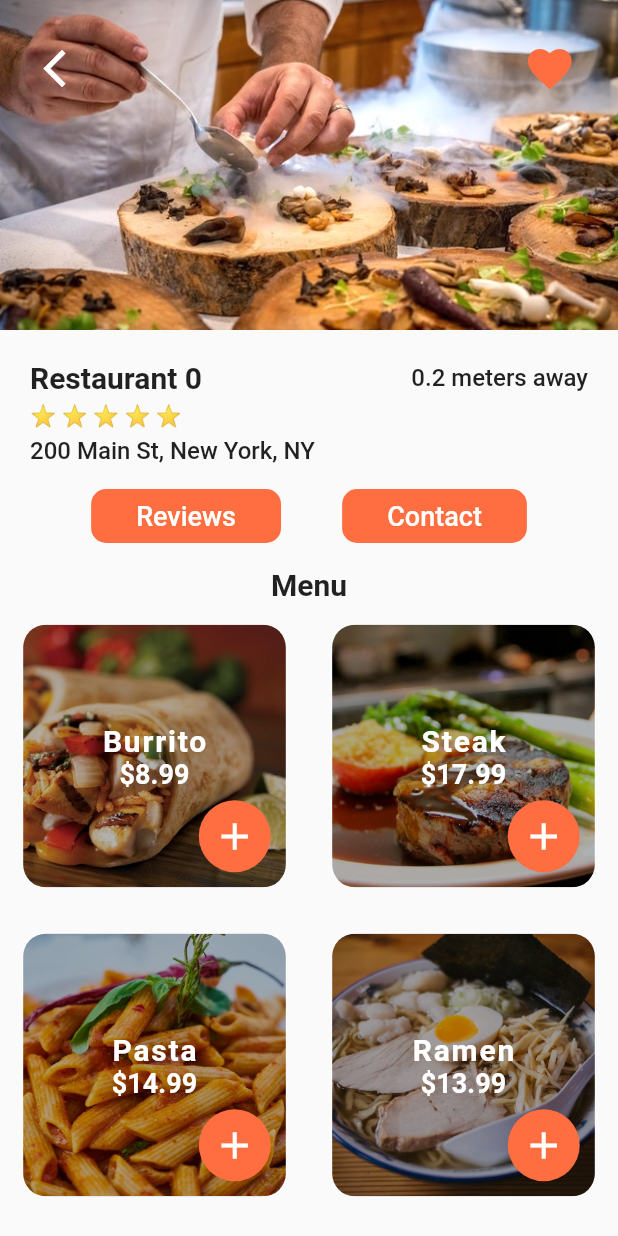
After one commit to AbdelrahmanAshraf98/food_delivery_ui, a Flutter app: the screen it shows after launch, after a tap on "Restaurant 0", on a phone screen of 412 x 824 dp. The commit adds this screen. Run offline on Flutter 3.47's test engine with Material 2 defaults, Android fonts, the phone set to English and light mode, and no system bars.

Commit message:
Adding restaurant screen

```diff
--- a/lib/screens/home_screen.dart
+++ b/lib/screens/home_screen.dart
@@ -62,7 +62,7 @@ class _HomeScreenState extends State<HomeScreen> {
               ),
             ),
             RecentOrders(),
-            NearbyRestaurants(),
+            NearbyRestaurants(context),
           ],
         ));
   }
--- /dev/null
+++ b/lib/screens/restaurant_screen.dart
@@ -0,0 +1,220 @@
+import 'package:flutter/material.dart';
+import 'package:flutter_food_delivery_ui/models/food.dart';
+import '../models/restaurant.dart';
+import '../widgets/rating_stars.dart';
+
+class RestaurantScreen extends StatefulWidget {
+  final Restaurant restaurant;
+  RestaurantScreen({this.restaurant});
+
+  @override
+  _RestaurantScreenState createState() => _RestaurantScreenState();
+}
+
+class _RestaurantScreenState extends State<RestaurantScreen> {
+  _buildMenuItem(Food food) {
+    return Center(
+      child: Stack(
+        alignment: Alignment.center,
+        children: [
+          Container(
+            height: 175.0,
+            width: 175.0,
+            decoration: BoxDecoration(
+              borderRadius: BorderRadius.circular(15.0),
+              image: DecorationImage(
+                image: AssetImage(food.imageUrl),
+                fit: BoxFit.cover,
+              ),
+            ),
+          ),
+          Container(
+            height: 175.0,
+            width: 175.0,
+            decoration: BoxDecoration(
+              borderRadius: BorderRadius.circular(15.0),
+              gradient: LinearGradient(
+                begin: Alignment.topRight,
+                end: Alignment.bottomLeft,
+                colors: [
+                  Colors.black.withOpacity(0.3),
+                  Colors.black87.withOpacity(0.3),
+                  Colors.black54.withOpacity(0.3),
+                  Colors.black38.withOpacity(0.3),
+                ],
+              ),
+            ),
+          ),
+          Positioned(
+            bottom: 65.0,
+            child: Column(
+              children: [
+                Text(
+                  food.name,
+                  style: TextStyle(
+                      fontSize: 20.0,
+                      color: Colors.white,
+                      fontWeight: FontWeight.bold,
+                      letterSpacing: 1.2),
+                ),
+                Text(
+                  '\$${food.price}',
+                  style: TextStyle(
+                    fontSize: 18.0,
+                    color: Colors.white,
+                    fontWeight: FontWeight.bold,
+                  ),
+                ),
+              ],
+            ),
+          ),
+          Positioned(
+              bottom: 10.0,
+              right: 10.0,
+              child: Container(
+                decoration: BoxDecoration(
+                  color: Theme.of(context).primaryColor,
+                  borderRadius: BorderRadius.circular(30.0),
+                ),
+                child: IconButton(
+                  icon: Icon(Icons.add),
+                  iconSize: 30.0,
+                  color: Colors.white,
+                  onPressed: () {},
+                ),
+              ))
+        ],
+      ),
+    );
+  }
+
+  @override
+  Widget build(BuildContext context) {
+    return Scaffold(
+        body: Column(
+      children: [
+        Stack(
+          children: [
+            Hero(
+              tag: widget.restaurant.imageUrl,
+              child: Image(
+                image: AssetImage(widget.restaurant.imageUrl),
+                height: 220.0,
+                width: MediaQuery.of(context).size.width,
+                fit: BoxFit.cover,
+              ),
+            ),
+            Padding(
+              padding:
+                  const EdgeInsets.symmetric(horizontal: 20.0, vertical: 20.0),
+              child: Row(
+                mainAxisAlignment: MainAxisAlignment.spaceBetween,
+                children: [
+                  IconButton(
+                    icon: Icon(Icons.arrow_back_ios),
+                    color: Colors.white,
+                    iconSize: 30.0,
+                    onPressed: () => Navigator.pop(context),
+                  ),
+                  IconButton(
+                    icon: Icon(Icons.favorite),
+                    color: Theme.of(context).primaryColor,
+                    iconSize: 35.0,
+                    onPressed: () => print('love'),
+                  ),
+                ],
+              ),
+            ),
+          ],
+        ),
+        Padding(
+          padding: const EdgeInsets.only(left:20.0,right:20.0,top: 20.0),
+          child: Column(
+            crossAxisAlignment: CrossAxisAlignment.start,
+            children: [
+              Row(
+                mainAxisAlignment: MainAxisAlignment.spaceBetween,
+                children: [
+                  Text(
+                    widget.restaurant.name,
+                    style:
+                        TextStyle(fontSize: 20.0, fontWeight: FontWeight.bold),
+                    overflow: TextOverflow.ellipsis,
+                  ),
+                  Text(
+                    '0.2 meters away',
+                    style:
+                        TextStyle(fontSize: 16.0, fontWeight: FontWeight.w500),
+                    overflow: TextOverflow.ellipsis,
+                  ),
+                ],
+              ),
+              SizedBox(
+                height: 6.0,
+              ),
+              RatingStars(widget.restaurant.rating),
+              SizedBox(
+                height: 6.0,
+              ),
+              Text(
+                widget.restaurant.address,
+                style: TextStyle(fontSize: 16.0, fontWeight: FontWeight.w500),
+                overflow: TextOverflow.ellipsis,
+              ),
+              SizedBox(
+                height: 10.0,
+              ),
+              Row(
+                mainAxisAlignment: MainAxisAlignment.spaceEvenly,
+                children: [
+                  FlatButton(
+                    onPressed: () {},
+                    child: Text(
+                      'Reviews',
+                      style: TextStyle(color: Colors.white, fontSize: 18.0),
+                    ),
+                    color: Theme.of(context).primaryColor,
+                    padding: EdgeInsets.symmetric(horizontal: 30.0),
+                    shape: RoundedRectangleBorder(
+                      borderRadius: BorderRadius.circular(10.0),
+                    ),
+                  ),
+                  FlatButton(
+                    onPressed: () {},
+                    child: Text(
+                      'Contact',
+                      style: TextStyle(color: Colors.white, fontSize: 18.0),
+                    ),
+                    color: Theme.of(context).primaryColor,
+                    padding: EdgeInsets.symmetric(horizontal: 30.0),
+                    shape: RoundedRectangleBorder(
+                      borderRadius: BorderRadius.circular(10.0),
+                    ),
+                  )
+                ],
+              ),
+              SizedBox(
+                height: 10.0,
+              ),
+              Center(
+                  child: Text(
+                'Menu',
+                style: TextStyle(fontSize: 20.0, fontWeight: FontWeight.bold),
+              )),
+
+            ],
+          ),
+        ),
+        Expanded(
+          child: GridView.count(
+            crossAxisCount: 2,
+            children: List.generate(widget.restaurant.menu.length, (index) {
+              Food food = widget.restaurant.menu[index];
+              return _buildMenuItem(food);
+            }),
+          ),
+        ),
+      ],
+    ));
+  }
+}
--- a/lib/widgets/nearby_restaurants.dart
+++ b/lib/widgets/nearby_restaurants.dart
@@ -3,12 +3,27 @@ import 'package:flutter/material.dart';
 import 'package:flutter_food_delivery_ui/models/restaurant.dart';
 import '../data/data.dart';
 import '../widgets/rating_stars.dart';
+import '../screens/restaurant_screen.dart';
 
-class NearbyRestaurants extends StatelessWidget {
-  _restaurantBuilder() {
+class NearbyRestaurants extends StatefulWidget {
+
+  final BuildContext context;
+  NearbyRestaurants(this.context);
+
+  @override
+  _NearbyRestaurantsState createState() => _NearbyRestaurantsState();
+}
+
+class _NearbyRestaurantsState extends State<NearbyRestaurants> {
+  _restaurantBuilder(BuildContext context) {
     List<Widget> restaurantList = [];
     restaurants.forEach((Restaurant restaurant) {
-      restaurantList.add(Container(
+      restaurantList.add(GestureDetector(
+        onTap: () => Navigator.push(context,
+          MaterialPageRoute(
+              builder: (_) => RestaurantScreen(restaurant: restaurant)),
+        ),
+        child: Container(
           margin: EdgeInsets.symmetric(vertical: 10.0),
           decoration: BoxDecoration(
               color: Colors.white,
@@ -21,11 +36,14 @@ class NearbyRestaurants extends StatelessWidget {
             children: [
               ClipRRect(
                 borderRadius: BorderRadius.circular(15.0),
+                child: Hero(
+                  tag:restaurant.imageUrl,
                   child: Image(
                       height: 150.0,
                       width: 150.0,
                       image: AssetImage(restaurant.imageUrl),
                       fit: BoxFit.cover),
+                ),
               ),
               Container(
                 margin: EdgeInsets.all(12.0),
@@ -35,8 +53,8 @@ class NearbyRestaurants extends StatelessWidget {
                   children: [
                     Text(
                       restaurant.name,
-                    style:
-                        TextStyle(fontSize: 18.0, fontWeight: FontWeight.bold),
+                      style: TextStyle(
+                          fontSize: 18.0, fontWeight: FontWeight.bold),
                       overflow: TextOverflow.ellipsis,
                     ),
                     SizedBox(
@@ -50,8 +68,8 @@ class NearbyRestaurants extends StatelessWidget {
                     ),
                     Text(
                       restaurant.address,
-                    style:
-                        TextStyle(fontSize: 14.0, fontWeight: FontWeight.w500),
+                      style: TextStyle(
+                          fontSize: 14.0, fontWeight: FontWeight.w500),
                       overflow: TextOverflow.ellipsis,
                     ),
                     SizedBox(
@@ -59,14 +77,15 @@ class NearbyRestaurants extends StatelessWidget {
                     ),
                     Text(
                       '0.2 meters away',
-                    style:
-                        TextStyle(fontSize: 14.0, fontWeight: FontWeight.w500),
+                      style: TextStyle(
+                          fontSize: 14.0, fontWeight: FontWeight.w500),
                       overflow: TextOverflow.ellipsis,
                     ),
                   ],
                 ),
               ),
             ],
+          ),
         ),
       ));
     });
@@ -87,7 +106,7 @@ class NearbyRestaurants extends StatelessWidget {
                 fontWeight: FontWeight.w600,
                 letterSpacing: 1.0),
           ),
-          _restaurantBuilder(),
+          _restaurantBuilder(context),
         ],
       ),
     );
```
Lines whose indentation alone changed are shown as unchanged.
